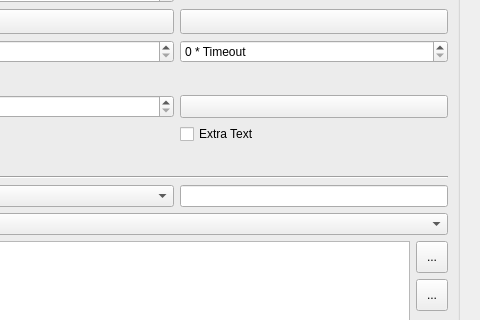
First picture: the form in ui/posiview_properties_base.ui, repository jrenken/qgis-PosiView, before the edit; both pictures show x 503 to 983 and y 451 to 771 of the 983 by 898 pixel window.
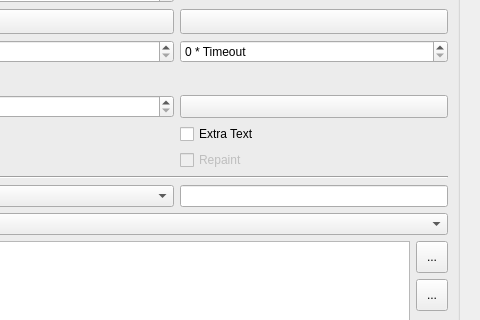
Second picture: the form after the edit. The open tabs and pages were chosen to show the change. Icons and pictures are not drawn. Custom widgets are drawn as their Qt base class.

Commit message: add a switch for track layer repainting, because this increases CPU load

What changed in the file:
```diff
--- a/ui/posiview_properties_base.ui
+++ b/ui/posiview_properties_base.ui
@@ -1600,6 +1600,16 @@
                     </property>
                    </widget>
                   </item>
+                  <item row="12" column="2">
+                   <widget class="QCheckBox" name="checkBoxRecordTrackRepaint">
+                    <property name="enabled">
+                     <bool>false</bool>
+                    </property>
+                    <property name="text">
+                     <string>Repaint</string>
+                    </property>
+                   </widget>
+                  </item>
                  </layout>
                 </widget>
                </item>
```
Left out of the diff: 28 changed lines with no effect on the pictures. The commit also changes 4 other files.
